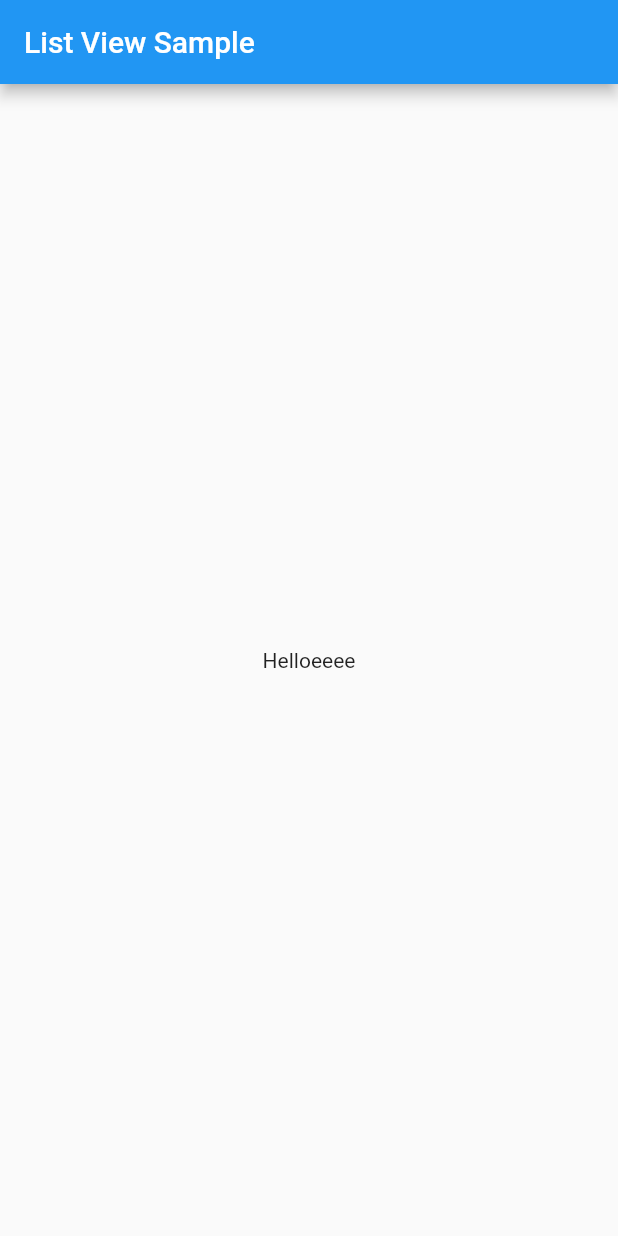
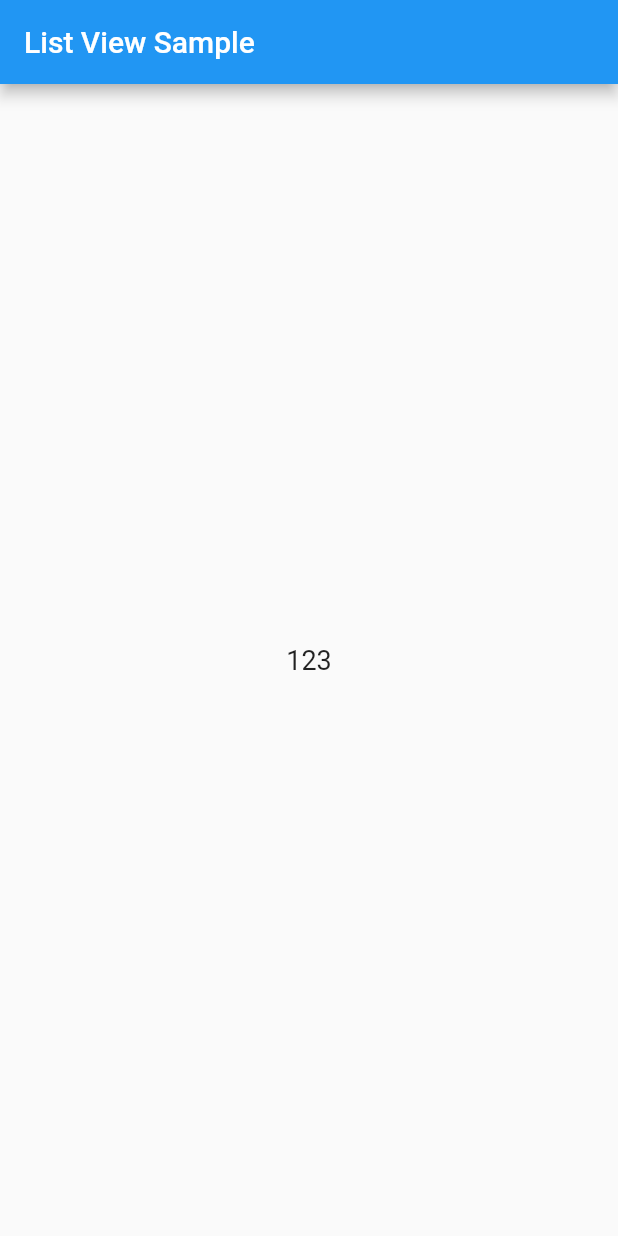
Before and after one commit to WataruMaeda/flutter-protptype, a Flutter app: the screen it shows after launch, on a phone screen of 412 x 824 dp. Run offline on Flutter 3.47's test engine with Material 2 defaults, Android fonts, the phone set to English and light mode, and no system bars.

```diff
--- a/try_list_view/lib/main.dart
+++ b/try_list_view/lib/main.dart
@@ -13,11 +13,19 @@ class Home extends StatelessWidget {
             appBar: new AppBar(
               title: new Text("List View Sample"),
             ),
-            body: new Center(
-              child: new Text("Helloeeee"),
-            ),
+            body: new ListWidget()
           ),
         ),
       );
     }
 }
+
+class ListWidget extends StatelessWidget {
+  @override
+    Widget build(BuildContext context) {
+      // TODO: implement build
+      return new Center(
+        child: new Text("123", style: new TextStyle(fontSize: 18.0),),
+      );
+    }
+}
```
